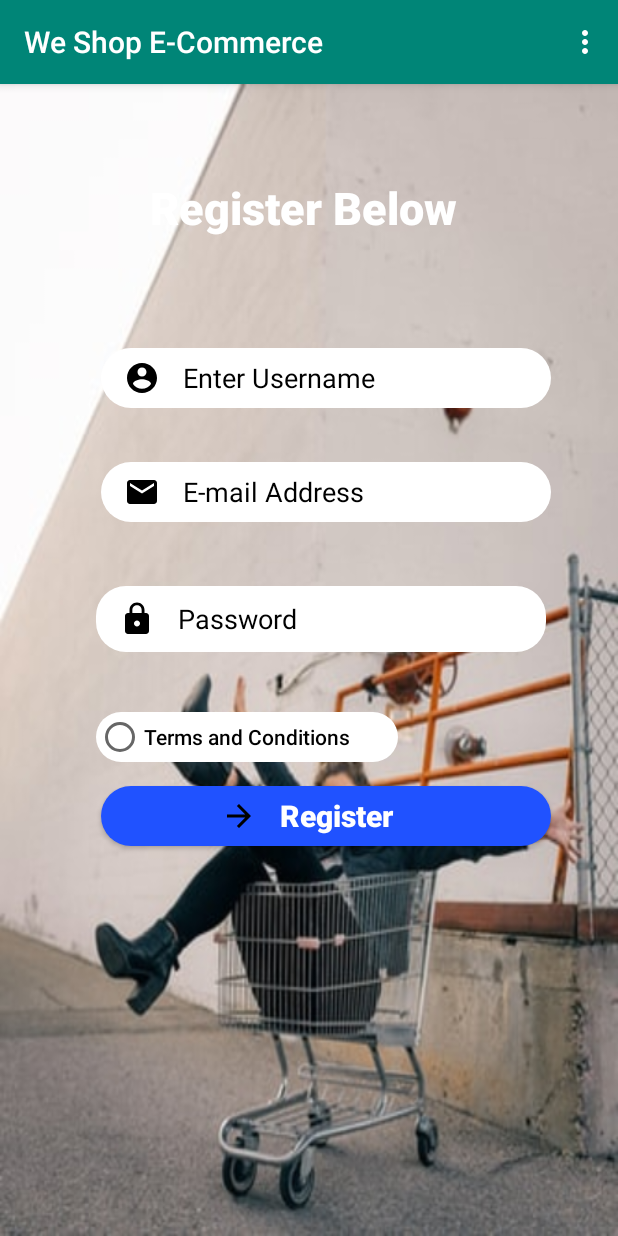
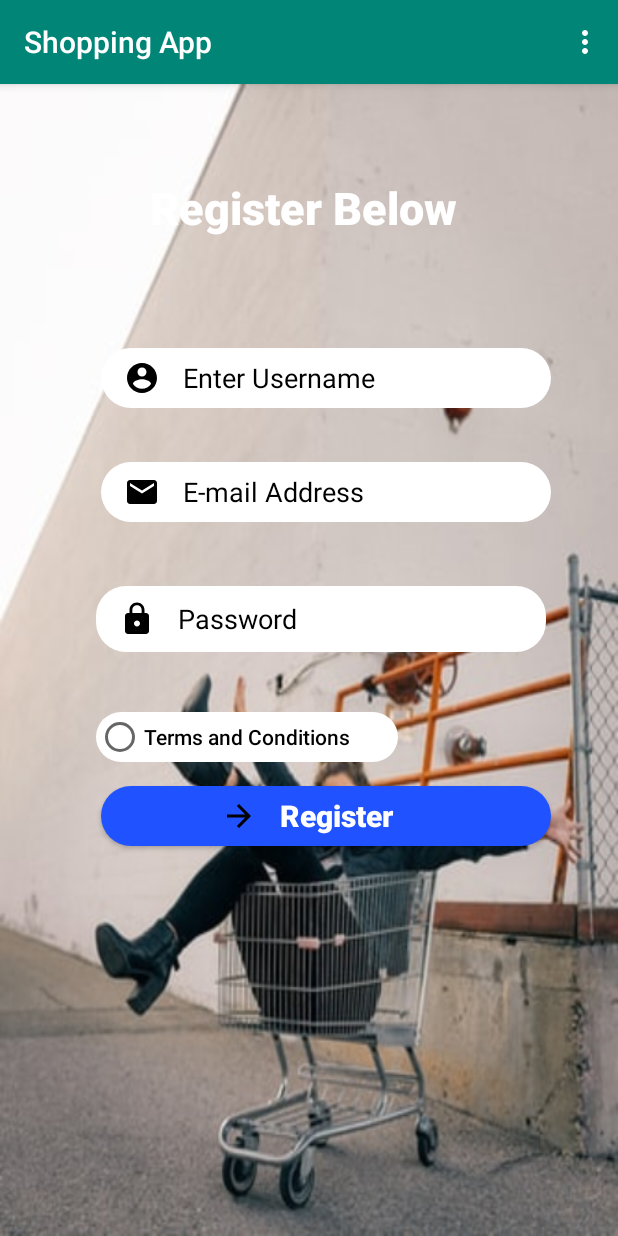
Before and after one commit to deepeters/shopping-app, an Android app: the RegisterActivity screen opened directly, with no data from a screen before it, on a phone screen of 412 x 824 dp. Run offline under Robolectric (Android 15) with nearby library versions, the phone set to English and light mode, and no system bars; our stand-ins replace Firebase (no records; nobody signed in at launch, a user with empty details on screens opened directly); Roboto replaces fonts that are not available here.

Commit message:
This commit removes minor bugs

```diff
--- a/app/src/main/res/values/strings.xml
+++ b/app/src/main/res/values/strings.xml
@@ -1,5 +1,5 @@
 <resources>
-    <string name="app_name">We Shop E-Commerce</string>
+    <string name="app_name">Shopping App</string>
     <string name="yes">Yes</string>
     <string name="no">No</string>
     <string name="checkout">Checkout</string>
```
Also changed, not shown: 1 other file.
